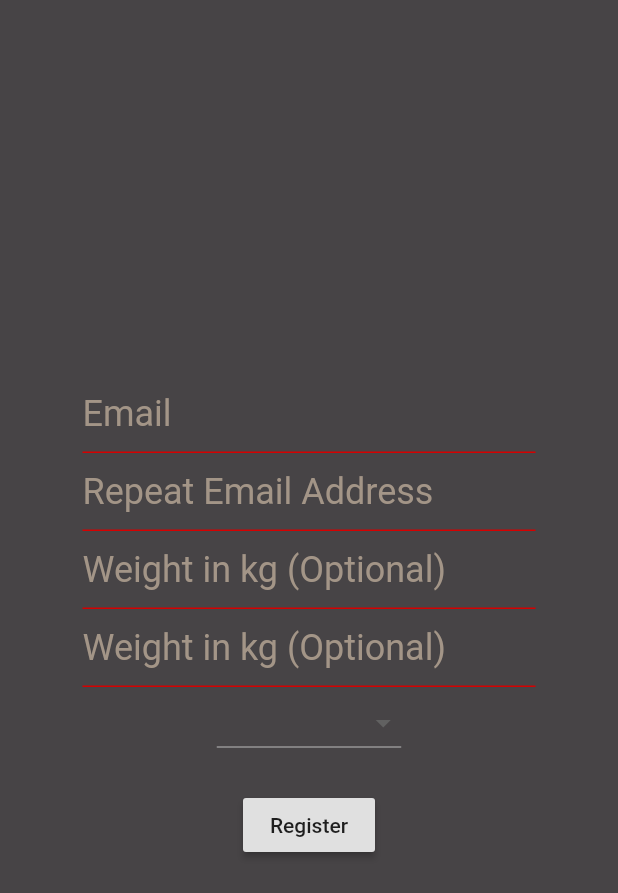
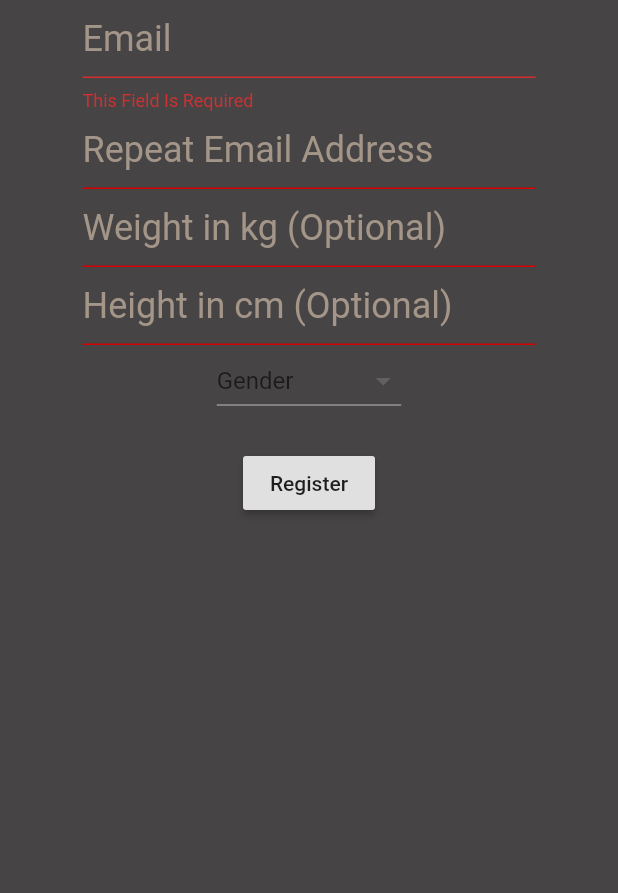
Before and after one commit to l3n3mYl/AtrackS, a Flutter app: the FinalRegistrationScreen screen opened directly with empty values, after a tap on "Register", on a phone screen of 412 x 824 dp. Shown: the top 893 px of the screen. Run offline on Flutter 3.47's test engine with Material 2 defaults, Android fonts, the phone set to English and light mode, and no system bars; our stand-ins replace firebase_auth, google_sign_in; missing offline and left inert: flutter_facebook_login; accounts and stored records are empty; statements that could not run were skipped.

Commit message:
Form field is working correctly, gender selector and optional field adjustments still needed

```diff
--- a/lib/Registration/final_registration_screen.dart
+++ b/lib/Registration/final_registration_screen.dart
@@ -16,15 +16,18 @@ class FinalRegistrationScreen extends StatefulWidget {
 
 class _FinalRegistrationScreenState extends State<FinalRegistrationScreen> {
 
-  final GlobalKey _formKey = new GlobalKey();
+  final _formKey = GlobalKey<FormState>();
 
   bool isNumeric(String s){
+    bool numeric = true;
     if(s == null) return false;
     try{
-      return double.parse(s) != null;
-    } catch (e) {
-      return null;
+      double num = double.parse(s);
+    } catch (error) {
+      numeric = false;
     }
+    if(numeric) return true;
+    else return false;
   }
 
 
@@ -37,8 +40,6 @@ class _FinalRegistrationScreenState extends State<FinalRegistrationScreen> {
           child: Form(
             key: _formKey,
             child: Column(
-              mainAxisAlignment: MainAxisAlignment.center,
-              crossAxisAlignment: CrossAxisAlignment.center,
               children: <Widget>[
                 Padding(
                   padding: EdgeInsets.symmetric(horizontal: 55.0),
@@ -103,8 +104,11 @@ class _FinalRegistrationScreenState extends State<FinalRegistrationScreen> {
                   padding: EdgeInsets.symmetric(horizontal: 55.0),
                   child: TextFormField(
                     validator: (weightField) {
+                      if(weightField.isNotEmpty){
+                        if(!isNumeric(weightField)) return 'OnlyNumbers';
                         if(double.parse(weightField) < 0 || double.parse(weightField) >= 200.0) return 'Leave the field empty or enter a valid weight';
-                      else if(isNumeric(weightField)) return 'Only numbers';
+                        else return null;
+                      }
                       else return null;
                     },
                     textAlign: TextAlign.left,
@@ -125,7 +129,9 @@ class _FinalRegistrationScreenState extends State<FinalRegistrationScreen> {
                         border: UnderlineInputBorder(
                             borderSide: BorderSide(color: accentColor))),
                     onChanged: (weightField){
-                      widget.user.w = weightField;
+                      if(weightField.isEmpty){
+                        widget.user.w = "0";
+                      } else widget.user.w = weightField;
                     },
                   ),
                 ),
@@ -133,8 +139,11 @@ class _FinalRegistrationScreenState extends State<FinalRegistrationScreen> {
                   padding: EdgeInsets.symmetric(horizontal: 55.0),
                   child: TextFormField(
                     validator: (heightField) {
+                      if(heightField.isNotEmpty){
+                        if(!isNumeric(heightField)) return 'OnlyNumbers';
                         if(double.parse(heightField) < 0 || double.parse(heightField) >= 269.9) return 'Leave the field empty or enter a valid height';
-                      else if(isNumeric(heightField)) return 'Only numbers';
+                        else return null;
+                      }
                       else return null;
                     },
                     textAlign: TextAlign.left,
@@ -146,7 +155,7 @@ class _FinalRegistrationScreenState extends State<FinalRegistrationScreen> {
                     ),
                     cursorColor: accentColor,
                     decoration: InputDecoration(
-                        hintText: 'Weight in kg (Optional)',
+                        hintText: 'Height in cm (Optional)',
                         hintStyle: TextStyle(color: textColor),
                         enabledBorder: UnderlineInputBorder(
                             borderSide: BorderSide(color: accentColor)),
@@ -155,13 +164,16 @@ class _FinalRegistrationScreenState extends State<FinalRegistrationScreen> {
                         border: UnderlineInputBorder(
                             borderSide: BorderSide(color: accentColor))),
                     onChanged: (heightField){
-                      widget.user.h = heightField;
+                      if(heightField.isEmpty){
+                        widget.user.h = "0";
+                      } else widget.user.h = heightField;
                     },
                   ),
                 ),
                 Padding(
                   padding: EdgeInsets.symmetric(horizontal: 55.0),
                   child: DropdownButton<String>(
+                    hint: Text('Gender'),
                     items: [
                       DropdownMenuItem(
                         value: "M",
@@ -177,7 +189,11 @@ class _FinalRegistrationScreenState extends State<FinalRegistrationScreen> {
                       )
                     ],
                     onChanged: (gender) {
-                      widget.user.g = gender;
+                      if(gender == null){
+                        widget.user.g = "None";
+                      }
+                      else widget.user.g = gender;
+                      return gender;
                     },
                   ),
                 ),
@@ -185,12 +201,14 @@ class _FinalRegistrationScreenState extends State<FinalRegistrationScreen> {
                 RaisedButton(
                   child: Text('Register'),
                   onPressed: () {
+                    if(_formKey.currentState.validate()){
                       print(widget.user.name);
                       print(widget.user.pass);
                       print(widget.user.mail);
                       print(widget.user.w);
                       print(widget.user.h);
                       print(widget.user.g);
+                    }
                   },
                 )
               ],
--- a/lib/Registration/first_registration_screen.dart
+++ b/lib/Registration/first_registration_screen.dart
@@ -123,6 +123,10 @@ class _FirstRegistrationScreenState extends State<FirstRegistrationScreen> {
                       Navigator.of(context).push(MaterialPageRoute(builder: (_) => FinalRegistrationScreen(_user)));
                     }
                   },
+                ),
+                RaisedButton(
+                  child: Text('skip'),
+                  onPressed: () => Navigator.of(context).push(MaterialPageRoute(builder: (_) => FinalRegistrationScreen(_user))),
                 )
               ],
             ),
```
Lines whose indentation alone changed are shown as unchanged.
